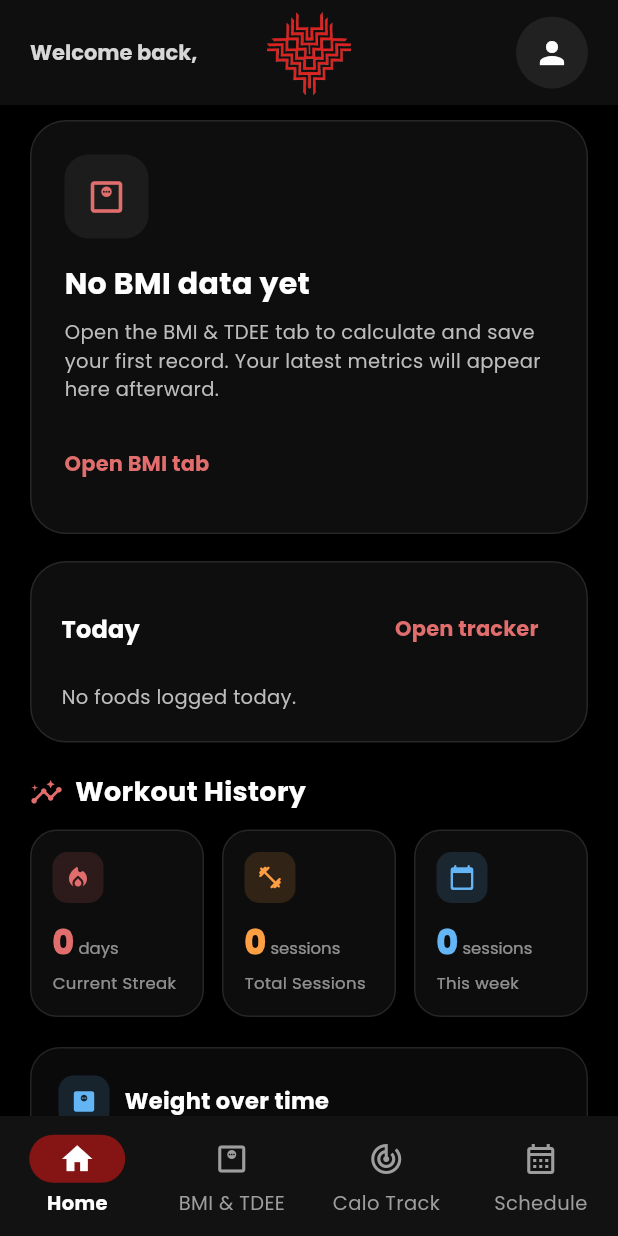
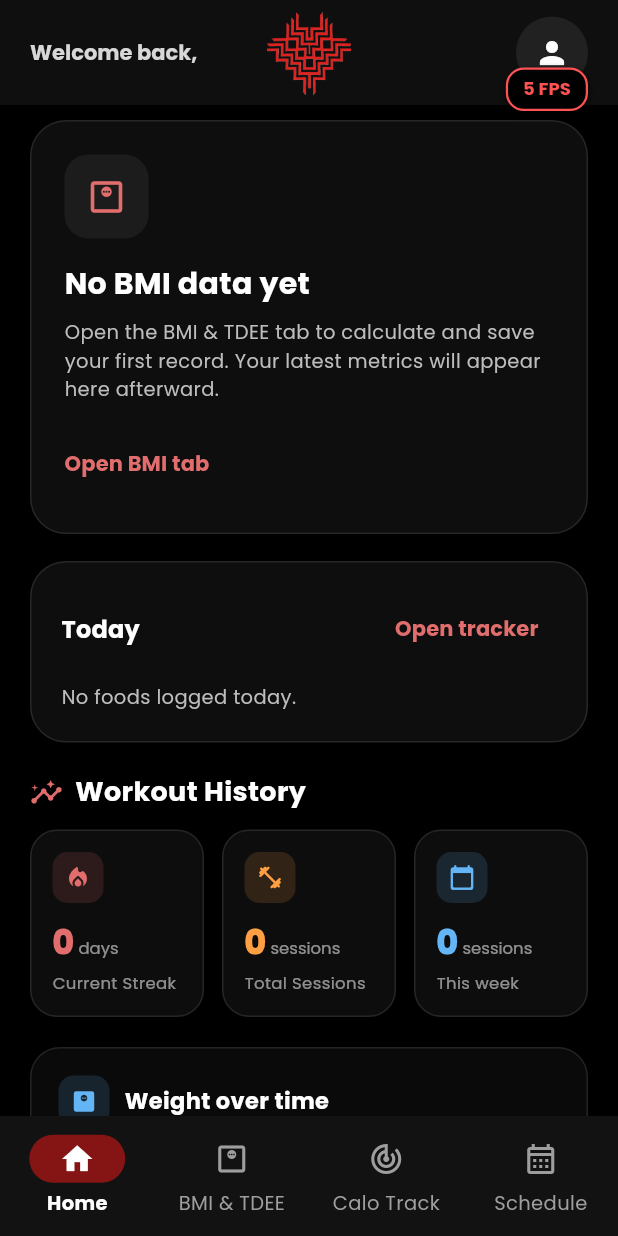
Before and after one commit to long-2005/My_fitness_app_tongnguyenbaolong_23010111_2026, a Flutter app: the screen it shows once a user with an empty profile is signed in, on a phone screen of 412 x 824 dp. Run offline on Flutter 3.47's test engine with Material 3 defaults, Android fonts, the phone set to English and light mode, and no system bars; our stand-ins replace cloud_firestore, firebase_auth, firebase_core, flutter_animate, flutter_svg, google_sign_in and 1 more; missing offline and left inert: firebase_app_check, flutter_facebook_auth; accounts and stored records are empty.

```diff
--- a/lib/data/repositories/nutrition_repository.dart
+++ b/lib/data/repositories/nutrition_repository.dart
@@ -251,4 +251,3 @@ class NutritionService {
     }
   }
 }
-}
--- a/lib/main.dart
+++ b/lib/main.dart
@@ -65,7 +65,7 @@ class HealthApp extends StatelessWidget {
   const HealthApp({super.key});
 
   // Bật/tắt hiển thị FPS và hiệu năng trên màn hình (để test mượt mà)
-  static const bool showFpsOverlay = false;
+  static const bool showFpsOverlay = true;
 
   @override
   Widget build(BuildContext context) {
@@ -143,7 +143,7 @@ class FpsCounter extends StatefulWidget {
 
 class _FpsCounterState extends State<FpsCounter>
     with SingleTickerProviderStateMixin {
-  int _fps = 0;
+  final ValueNotifier<int> _fpsNotifier = ValueNotifier<int>(0);
   int _frameCount = 0;
   DateTime _lastTime = DateTime.now();
   late Ticker _ticker;
@@ -160,11 +160,7 @@ class _FpsCounterState extends State<FpsCounter>
     final now = DateTime.now();
     final diff = now.difference(_lastTime).inMilliseconds;
     if (diff >= 1000) {
-      if (mounted) {
-        setState(() {
-          _fps = (_frameCount * 1000 / diff).round();
-        });
-      }
+      _fpsNotifier.value = (_frameCount * 1000 / diff).round();
       _frameCount = 0;
       _lastTime = now;
     }
@@ -173,6 +169,7 @@ class _FpsCounterState extends State<FpsCounter>
   @override
   void dispose() {
     _ticker.dispose();
+    _fpsNotifier.dispose();
     super.dispose();
   }
 
@@ -187,7 +184,10 @@ class _FpsCounterState extends State<FpsCounter>
             top: 45, // Nằm dưới thanh trạng thái
             right: 20, // Góc phải
             child: IgnorePointer(
-              child: Container(
+              child: ValueListenableBuilder<int>(
+                valueListenable: _fpsNotifier,
+                builder: (context, fps, _) {
+                  return Container(
                     padding: const EdgeInsets.symmetric(
                       horizontal: 10,
                       vertical: 4,
@@ -196,7 +196,7 @@ class _FpsCounterState extends State<FpsCounter>
                       color: Colors.black87,
                       borderRadius: BorderRadius.circular(12),
                       border: Border.all(
-                    color: _fps >= 50 ? Colors.green : Colors.redAccent,
+                        color: fps >= 50 ? Colors.green : Colors.redAccent,
                         width: 1.5,
                       ),
                       boxShadow: const [
@@ -208,15 +208,17 @@ class _FpsCounterState extends State<FpsCounter>
                       ],
                     ),
                     child: Text(
-                  '$_fps FPS',
+                      '$fps FPS',
                       style: TextStyle(
-                    color: _fps >= 50 ? Colors.greenAccent : Colors.redAccent,
+                        color: fps >= 50 ? Colors.greenAccent : Colors.redAccent,
                         fontWeight: FontWeight.bold,
                         fontFamily: 'Poppins',
                         fontSize: 12,
                         decoration: TextDecoration.none,
                       ),
                     ),
+                  );
+                },
               ),
             ),
           ),
--- a/lib/presentation/views/home/home_view.dart
+++ b/lib/presentation/views/home/home_view.dart
@@ -34,6 +34,38 @@ class _HomeViewState extends State<HomeView> {
   final NutritionService _nutritionService = NutritionService.instance;
   final BmiService _bmiService = BmiService();
 
+  // ValueNotifier dùng để truyền selected index cho CaloTrackingView và
+  // ScheduleView mà không cần rebuild toàn bộ page tree.
+  final ValueNotifier<int> _selectedIndexNotifier = ValueNotifier<int>(0);
+
+  late final Widget _bmiView;
+  late final Widget _caloTrackingView;
+  late final Widget _scheduleView;
+
+  @override
+  void initState() {
+    super.initState();
+    _bmiView = const RepaintBoundary(child: BmiView());
+    _caloTrackingView = RepaintBoundary(
+      child: ValueListenableBuilder<int>(
+        valueListenable: _selectedIndexNotifier,
+        builder: (_, idx, __) => CaloTrackingView(isSelected: idx == 2),
+      ),
+    );
+    _scheduleView = RepaintBoundary(
+      child: ValueListenableBuilder<int>(
+        valueListenable: _selectedIndexNotifier,
+        builder: (_, idx, __) => ScheduleView(isSelected: idx == 3),
+      ),
+    );
+  }
+
+  @override
+  void dispose() {
+    _selectedIndexNotifier.dispose();
+    super.dispose();
+  }
+
   @override
   Widget build(BuildContext context) {
     final user = FirebaseAuth.instance.currentUser;
@@ -42,6 +74,7 @@ class _HomeViewState extends State<HomeView> {
 
     return Scaffold(
       key: _scaffoldKey,
+      resizeToAvoidBottomInset: false,
       backgroundColor: Colors.black,
       endDrawer: _buildProfileDrawer(user),
       body: SafeArea(
@@ -83,6 +116,9 @@ class _HomeViewState extends State<HomeView> {
             setState(() {
               _selectedIndex = index;
             });
+            // Notifier chỉ cập nhật CaloTrackingView và ScheduleView —
+            // không làm rebuild toàn bộ _HomeViewState.
+            _selectedIndexNotifier.value = index;
           },
           destinations: [
             NavigationDestination(
@@ -112,8 +148,11 @@ class _HomeViewState extends State<HomeView> {
   }
 
   // Main tabs rendered by the bottom navigation bar.
+  // RepaintBoundary được dùng để cô lập việc repaint giữa các tab — tab
+  // không active sẽ không bị repaint khi tab active thay đổi.
   List<Widget> _pages(User? user, String? photoUrl) => [
-    RefreshIndicator(
+    RepaintBoundary(
+      child: RefreshIndicator(
         onRefresh: () async {
           await Future.delayed(const Duration(seconds: 1));
           if (mounted) {
@@ -140,9 +179,10 @@ class _HomeViewState extends State<HomeView> {
           ],
         ),
       ),
-    const BmiView(),
-    CaloTrackingView(isSelected: _selectedIndex == 2),
-    ScheduleView(isSelected: _selectedIndex == 3),
+    ),
+    _bmiView,
+    _caloTrackingView,
+    _scheduleView,
   ];
 
   // Home app bar: greeting, logo, and user avatar.
@@ -168,7 +208,7 @@ class _HomeViewState extends State<HomeView> {
             alignment: Alignment.centerLeft,
             child: Builder(
               builder: (context) => SizedBox(
-                width: MediaQuery.of(context).size.width * 0.35,
+                width: MediaQuery.sizeOf(context).width * 0.35,
                 child: Text(
                   '${s.welcomeBack} $username',
                   style: const TextStyle(
@@ -221,7 +261,7 @@ class _HomeViewState extends State<HomeView> {
     final email = user?.email ?? '';
 
     return Drawer(
-      width: MediaQuery.of(context).size.width * 0.78,
+      width: MediaQuery.sizeOf(context).width * 0.78,
       backgroundColor: const Color(0xFF0F0F0F),
       shape: const RoundedRectangleBorder(
         borderRadius: BorderRadius.only(
```
Also changed, not shown: lib/presentation/views/workout/schedule_view.dart (+101 -16 lines). Lines whose indentation alone changed are shown as unchanged.
